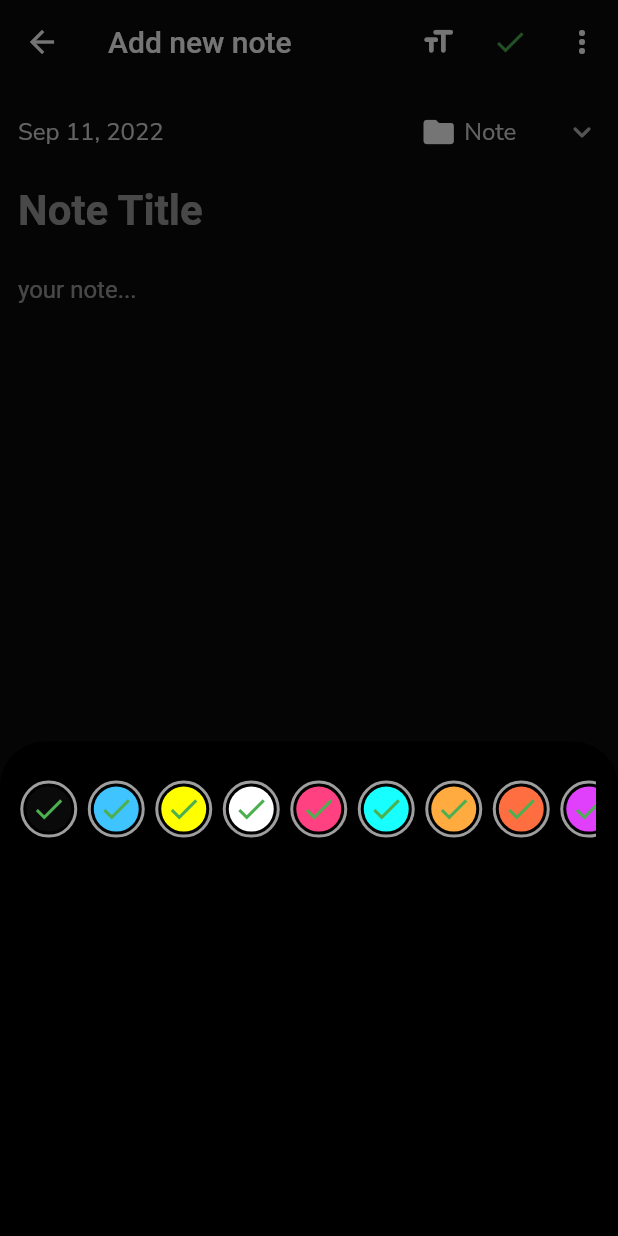
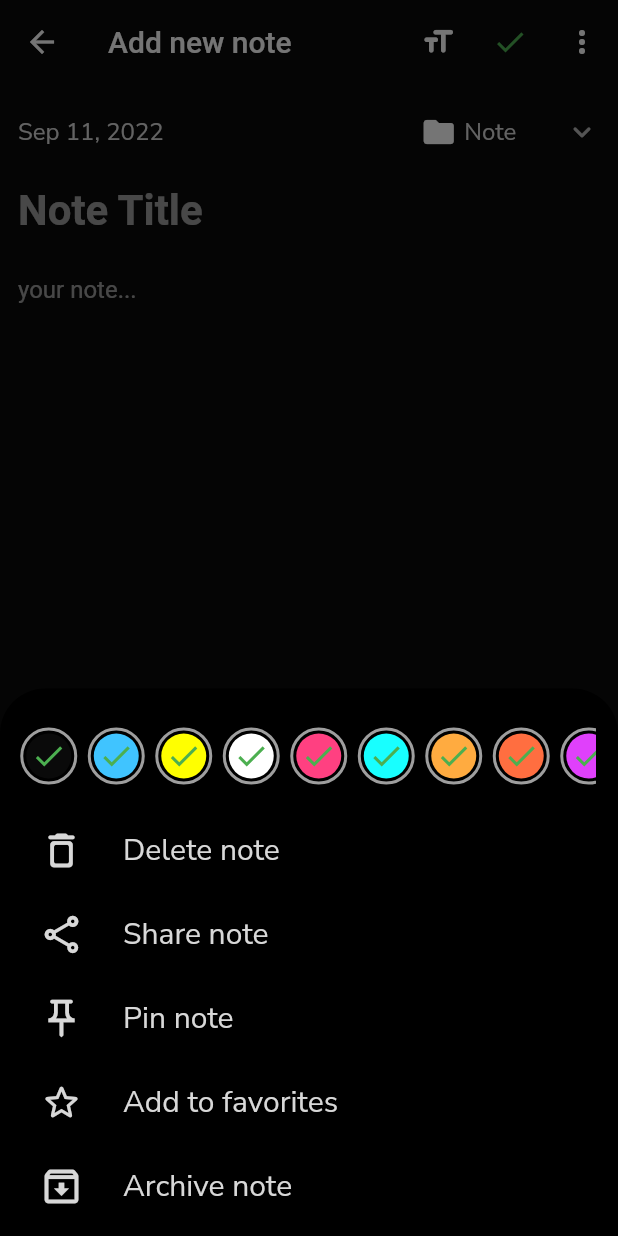
Before and after one commit to AgweBryan/flutter_note_app, a Flutter app: the AddNoteScreen screen opened directly, after a tap on the "more vert" icon, on a phone screen of 412 x 824 dp. Run offline on Flutter 3.47's test engine with Material 2 defaults, Android fonts, the phone set to English and light mode, and no system bars; our stand-ins replace bubble_bottom_bar, get, google_fonts.

Commit message:
Add bottomsheet items

```diff
--- a/lib/models/note.dart
+++ b/lib/models/note.dart
@@ -7,7 +7,6 @@ class Note {
   int noteColor;
   String category;
   int isArchive;
-  int isLocked;
   int isPinned;
   int isFavorite;
 
@@ -20,7 +19,6 @@ class Note {
     required this.noteColor,
     required this.category,
     required this.isArchive,
-    required this.isLocked,
     required this.isPinned,
     required this.isFavorite,
   });
@@ -34,7 +32,6 @@ class Note {
         noteColor: json['noteColor'],
         category: json['category'],
         isArchive: json['isArchive'],
-        isLocked: json['isLocked'],
         isPinned: json['isPinned'],
         isFavorite: json['isFavorite'],
       );
@@ -48,7 +45,6 @@ class Note {
         'noteColor': noteColor,
         'category': category,
         'isArchive': isArchive,
-        'isLocked': isLocked,
         'isPinned': isPinned,
         'isFavorite': isFavorite,
       };
--- a/lib/views/screens/addNote/add_note_screen.dart
+++ b/lib/views/screens/addNote/add_note_screen.dart
@@ -1,6 +1,7 @@
 import 'package:flutter/material.dart';
 import 'package:flutter_note_app/utils/colors.dart';
 import 'package:flutter_note_app/utils/custom_text.dart';
+import 'package:flutter_note_app/views/screens/addNote/widgets/bottomsheet_item.dart';
 import 'package:flutter_note_app/views/screens/addNote/widgets/color_palette.dart';
 import 'package:get/get.dart';
 import 'package:intl/intl.dart';
@@ -118,7 +119,6 @@ class AddNoteScreen extends StatelessWidget {
     return Get.bottomSheet(
       Container(
         padding: EdgeInsets.only(top: 10, right: 10, bottom: 5, left: 10),
-        height: MediaQuery.of(context).size.height * .4,
         width: MediaQuery.of(context).size.width,
         decoration: BoxDecoration(
           color: navBarBckColor,
@@ -142,6 +142,46 @@ class AddNoteScreen extends StatelessWidget {
                 ),
               ),
             ),
+            BottomsheetItem(
+              icon: Icon(
+                Icons.delete_outline_rounded,
+                color: titleColor,
+                size: 30,
+              ),
+              label: "Delete note",
+            ),
+            BottomsheetItem(
+              icon: Icon(
+                Icons.share_outlined,
+                color: titleColor,
+                size: 30,
+              ),
+              label: "Share note",
+            ),
+            BottomsheetItem(
+              icon: Icon(
+                Icons.push_pin_outlined,
+                color: titleColor,
+                size: 30,
+              ),
+              label: "Pin note",
+            ),
+            BottomsheetItem(
+              icon: Icon(
+                Icons.star_border_rounded,
+                color: titleColor,
+                size: 30,
+              ),
+              label: "Add to favorites",
+            ),
+            BottomsheetItem(
+              icon: Icon(
+                Icons.archive_outlined,
+                color: titleColor,
+                size: 30,
+              ),
+              label: "Archive note",
+            ),
           ],
         ),
       ),
--- /dev/null
+++ b/lib/views/screens/addNote/widgets/bottomsheet_item.dart
@@ -0,0 +1,23 @@
+import 'package:flutter/material.dart';
+import 'package:flutter_note_app/utils/custom_text.dart';
+
+class BottomsheetItem extends StatelessWidget {
+  final Icon icon;
+
+  final String label;
+
+  const BottomsheetItem({Key? key, required this.icon, required this.label})
+      : super(key: key);
+
+  @override
+  Widget build(BuildContext context) {
+    return ListTile(
+      leading: icon,
+      title: CustomText(
+        fontSize: 20,
+        isTitle: true,
+        text: label,
+      ),
+    );
+  }
+}
```
